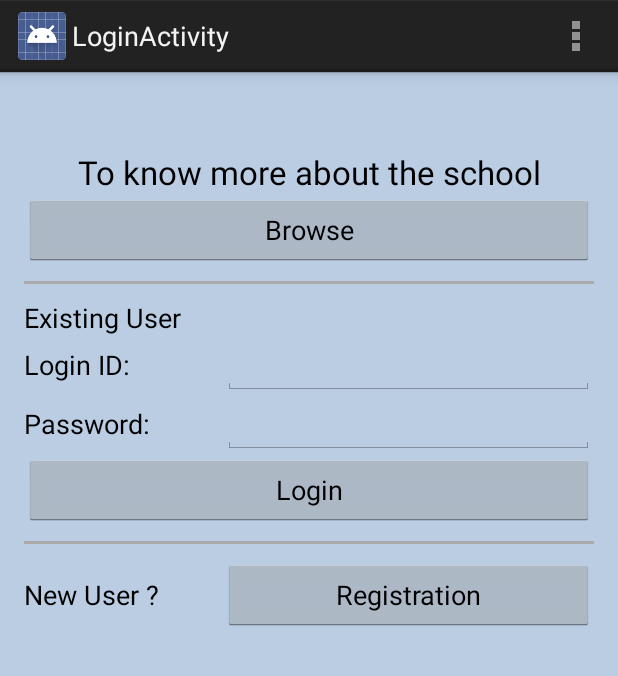
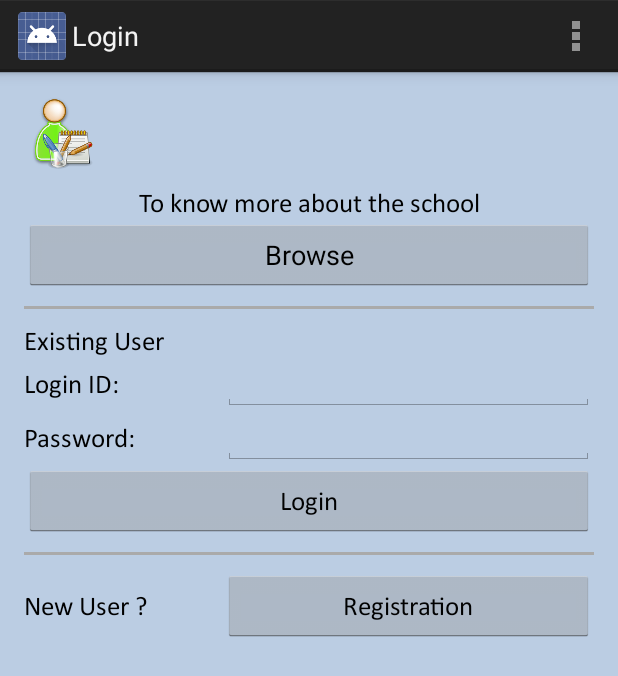
Before and after one commit to kanaiyathacker/SchoolMate, an Android app: the LoginActivity screen opened directly, with no data from a screen before it, on a phone screen of 412 x 824 dp. Shown: the top 676 px of the screen. Run offline under Robolectric (Android 15) with nearby library versions, the phone set to English and light mode, and no system bars.

Commit message:
Commit files

```diff
--- a/app/src/main/java/com/example/vaiotech/myschool/LoginActivity.java
+++ b/app/src/main/java/com/example/vaiotech/myschool/LoginActivity.java
@@ -29,6 +29,38 @@ public class LoginActivity extends Activity {
         TextView schoolName = (TextView)findViewById(R.id.textViewSchoolName);
         Typeface font = Typeface.createFromAsset(getAssets(), "fonts/Calibri.ttf");
         schoolName.setTypeface(font);
+
+        TextView textViewTKMATS = (TextView)findViewById(R.id.textViewTKMATS);
+        textViewTKMATS.setTypeface(font);
+
+        TextView textViewExiUser = (TextView)findViewById(R.id.textViewExiUser);
+        textViewExiUser.setTypeface(font);
+
+        TextView textViewLoginID = (TextView)findViewById(R.id.textViewLoginID);
+        textViewLoginID.setTypeface(font);
+
+        TextView editTextLoginID = (TextView)findViewById(R.id.editTextLoginID);
+        editTextLoginID.setTypeface(font);
+
+        TextView textViewPassword = (TextView)findViewById(R.id.textViewPassword);
+        textViewPassword.setTypeface(font);
+
+        TextView editTextPassword = (TextView)findViewById(R.id.editTextPassword);
+        editTextPassword.setTypeface(font);
+
+        TextView loginButton = (TextView)findViewById(R.id.loginButton);
+        loginButton.setTypeface(font);
+
+        TextView textViewNewUser = (TextView)findViewById(R.id.textViewNewUser);
+        textViewNewUser.setTypeface(font);
+
+        TextView registration = (TextView)findViewById(R.id.registration);
+        registration.setTypeface(font);
+
+
+
+
+
         this.selectedSchool = settings.getString("SELECTED_SCHOOL" , null);
         this.selectedCity = settings.getString("SELECTED_CITY" , null);
         schoolName.setText(this.selectedSchool);
--- a/app/src/main/java/com/example/vaiotech/myschool/MenuHomeActivity.java
+++ b/app/src/main/java/com/example/vaiotech/myschool/MenuHomeActivity.java
@@ -26,8 +26,6 @@ public class MenuHomeActivity extends Activity {
         this.selectedSchool = settings.getString("SELECTED_SCHOOL", null);
         this.selectedCity = settings.getString("SELECTED_CITY", null);
     }
-
-
 
     @Override
     public boolean onCreateOptionsMenu(Menu menu) {
--- a/app/src/main/res/layout/activity_login.xml
+++ b/app/src/main/res/layout/activity_login.xml
@@ -10,9 +10,10 @@
     tools:context="com.example.vaiotech.myschool.LoginActivity">
 
     <ImageView
-        android:layout_width="wrap_content"
-        android:layout_height="wrap_content"
+        android:layout_width="50dp"
+        android:layout_height="50dp"
         android:id="@+id/imageView"
+        android:src="@drawable/admission"
         android:layout_alignParentTop="true"
         android:layout_alignParentLeft="true"
         android:layout_alignParentStart="true"
@@ -21,21 +22,22 @@
     <TextView
         android:layout_width="wrap_content"
         android:layout_height="wrap_content"
-        android:textAppearance="?android:attr/textAppearanceLarge"
+        android:textAppearance="?android:attr/textAppearanceMedium"
         android:text="School Name"
+        android:textSize="18dp"
         android:id="@+id/textViewSchoolName"
-        android:layout_below="@+id/imageView"
-        android:layout_alignLeft="@+id/imageView"
+        android:layout_toRightOf="@+id/imageView"
        />
 
     <TextView
         android:layout_width="fill_parent"
         android:layout_height="wrap_content"
-        android:textAppearance="?android:attr/textAppearanceLarge"
+        android:textAppearance="?android:attr/textAppearanceMedium"
         android:text="To know more about the school"
         android:gravity="center"
         android:id="@+id/textViewTKMATS"
-        android:layout_below="@+id/textViewSchoolName"
+        android:textSize="18dp"
+        android:layout_below="@+id/imageView"
         android:layout_marginTop="10dp" />
 
     <Button
@@ -63,6 +65,7 @@
         android:textAppearance="?android:attr/textAppearanceMedium"
         android:text="Existing User"
         android:id="@+id/textViewExiUser"
+        android:textSize="18dp"
         android:layout_below="@+id/firstHLine" />
 
     <LinearLayout
@@ -77,6 +80,7 @@
             android:textAppearance="?android:attr/textAppearanceMedium"
             android:text="Login ID:"
             android:id="@+id/textViewLoginID"
+            android:textSize="18dp"
             android:layout_alignBottom="@+id/loginButton"
             android:layout_toRightOf="@+id/loginButton"
             android:layout_weight="0.7"
@@ -85,6 +89,7 @@
         <EditText
             android:layout_width="0dp"
             android:layout_height="wrap_content"
+            android:textSize="18dp"
             android:id="@+id/editTextLoginID"
             android:layout_weight="1.3" />
 
@@ -101,6 +106,7 @@
             android:layout_height="wrap_content"
             android:textAppearance="?android:attr/textAppearanceMedium"
             android:text="Password:"
+            android:textSize="18dp"
             android:id="@+id/textViewPassword"
             android:layout_alignBottom="@+id/loginButton"
             android:layout_toRightOf="@+id/loginButton"
@@ -110,6 +116,7 @@
         <EditText
             android:layout_width="0dp"
             android:layout_height="wrap_content"
+            android:textSize="18dp"
             android:id="@+id/editTextPassword"
             android:layout_weight="1.3" />
 
@@ -141,6 +148,7 @@
     <TextView
         android:layout_width="0dp"
         android:layout_weight="0.7"
+        android:textSize="18dp"
         android:layout_height="wrap_content"
         android:textAppearance="?android:attr/textAppearanceMedium"
         android:text="New User ?"
@@ -151,6 +159,7 @@
         android:layout_width="0dp"
         android:layout_height="wrap_content"
         android:layout_weight="1.3"
+        android:textSize="18dp"
         android:text="Registration"
         android:id="@+id/registration"
         android:onClick="register" />
```
Also changed, not shown: app/src/main/res/values/strings.xml (+13 -13 lines).
